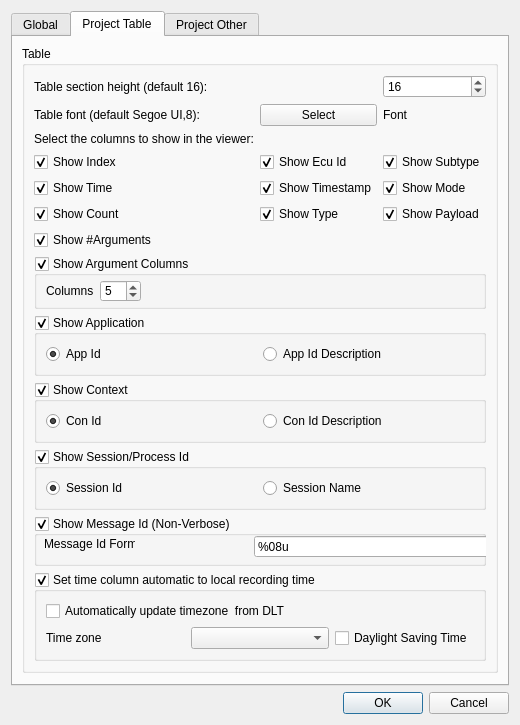
The window that src/settingsdialog.ui (WinvicWang/dlt-viewer-for-adb) describes before a commit, drawn with Qt 5.
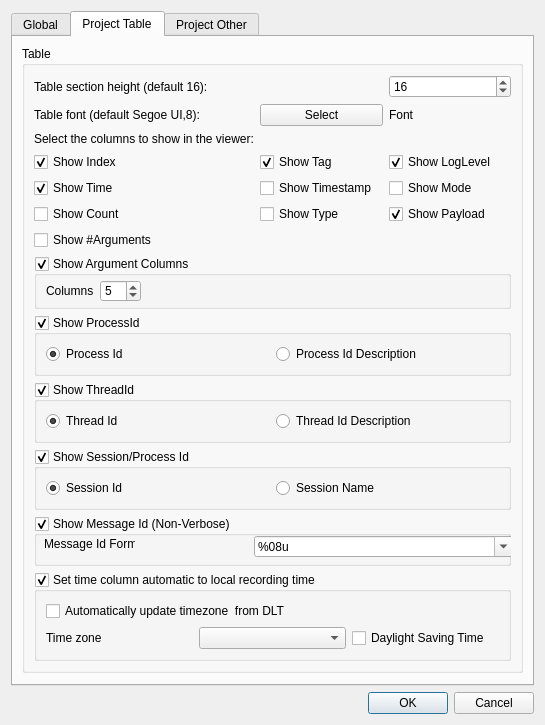
The same window after the commit. The open tabs and pages were chosen to show the change. Icons and pictures are not drawn.

```diff
--- a/src/settingsdialog.ui
+++ b/src/settingsdialog.ui
@@ -6,7 +6,7 @@
    <rect>
     <x>0</x>
     <y>0</y>
-    <width>506</width>
+    <width>545</width>
     <height>709</height>
    </rect>
   </property>
@@ -471,7 +471,7 @@
           <item row="4" column="0">
            <widget class="QGroupBox" name="groupBoxConId">
             <property name="title">
-             <string>Show Context</string>
+             <string>Show ThreadId</string>
             </property>
             <property name="checkable">
              <bool>true</bool>
@@ -480,7 +480,7 @@
              <item>
               <widget class="QRadioButton" name="radioButtonConId">
                <property name="text">
-                <string>Con Id</string>
+                <string>Thread Id</string>
                </property>
                <property name="checked">
                 <bool>true</bool>
@@ -490,7 +490,7 @@
              <item>
               <widget class="QRadioButton" name="radioButtonConIdDesc">
                <property name="text">
-                <string>Con Id Description</string>
+                <string>Thread Id Description</string>
                </property>
                <property name="checked">
                 <bool>false</bool>
@@ -509,7 +509,7 @@
              <string notr="true"/>
             </property>
             <property name="title">
-             <string>Show Application</string>
+             <string>Show ProcessId</string>
             </property>
             <property name="flat">
              <bool>false</bool>
@@ -521,7 +521,7 @@
              <item>
               <widget class="QRadioButton" name="radioButtonAppId">
                <property name="text">
-                <string>App Id</string>
+                <string>Process Id</string>
                </property>
                <property name="checked">
                 <bool>true</bool>
@@ -531,7 +531,7 @@
              <item>
               <widget class="QRadioButton" name="radioButtonAppIdDesc">
                <property name="text">
-                <string>App Id Description</string>
+                <string>Process Id Description</string>
                </property>
                <property name="checked">
                 <bool>false</bool>
@@ -602,9 +602,12 @@
               <property name="text">
                <string>Show Mode</string>
               </property>
-              <property name="checked">
+              <property name="checkable">
                <bool>true</bool>
               </property>
+              <property name="checked">
+               <bool>false</bool>
+              </property>
              </widget>
             </item>
             <item row="5" column="0">
@@ -627,7 +630,7 @@
             <item row="5" column="1">
              <widget class="QCheckBox" name="checkBoxEcuid">
               <property name="text">
-               <string>Show Ecu Id</string>
+               <string>Show Tag</string>
               </property>
               <property name="checked">
                <bool>true</bool>
@@ -639,9 +642,12 @@
               <property name="text">
                <string>Show Timestamp</string>
               </property>
-              <property name="checked">
+              <property name="checkable">
                <bool>true</bool>
               </property>
+              <property name="checked">
+               <bool>false</bool>
+              </property>
              </widget>
             </item>
             <item row="4" column="0">
@@ -692,9 +698,12 @@
               <property name="text">
                <string>Show Type</string>
               </property>
-              <property name="checked">
+              <property name="checkable">
                <bool>true</bool>
               </property>
+              <property name="checked">
+               <bool>false</bool>
+              </property>
              </widget>
             </item>
             <item row="8" column="0">
@@ -702,9 +711,12 @@
               <property name="text">
                <string>Show #Arguments</string>
               </property>
-              <property name="checked">
+              <property name="checkable">
                <bool>true</bool>
               </property>
+              <property name="checked">
+               <bool>false</bool>
+              </property>
              </widget>
             </item>
             <item row="3" column="1">
@@ -724,7 +736,7 @@
             <item row="5" column="2">
              <widget class="QCheckBox" name="checkBoxSubtype">
               <property name="text">
-               <string>Show Subtype</string>
+               <string>Show LogLevel</string>
               </property>
               <property name="checked">
                <bool>true</bool>
@@ -737,7 +749,7 @@
                <string>Show Count</string>
               </property>
               <property name="checked">
-               <bool>true</bool>
+               <bool>false</bool>
               </property>
              </widget>
             </item>
```
Left out of the diff: 20 changed lines with no effect on the pictures.
